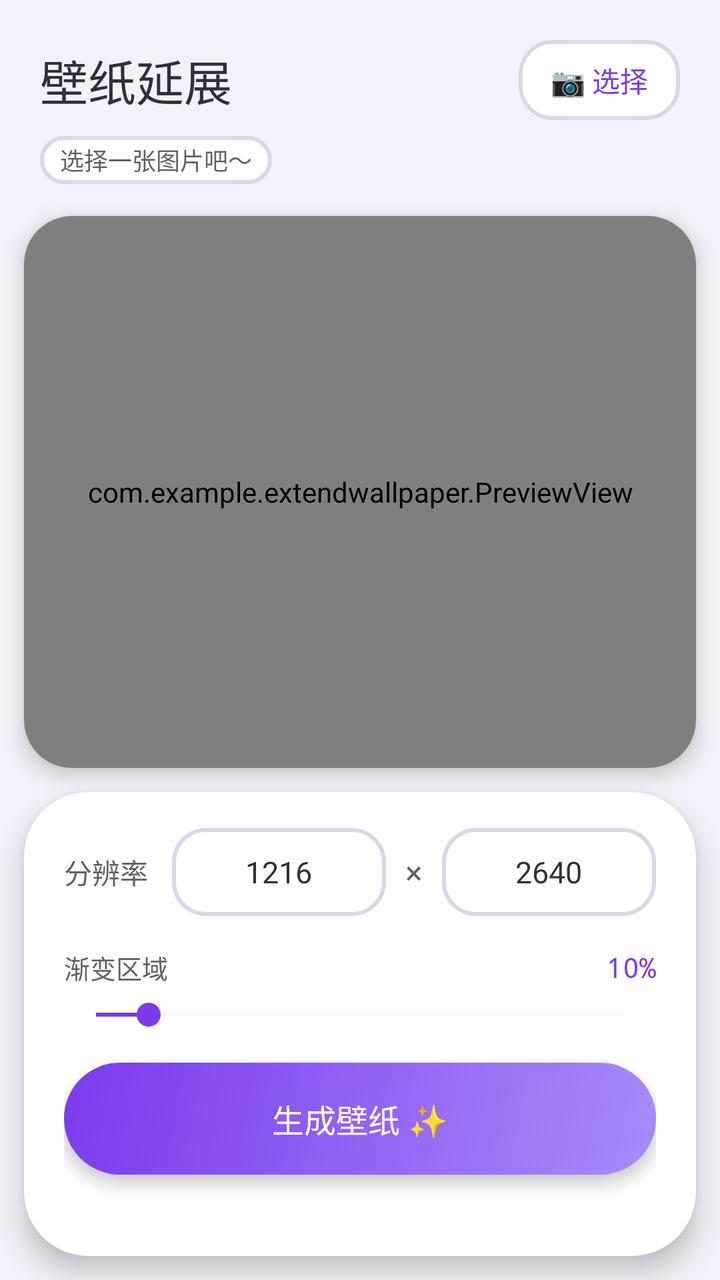
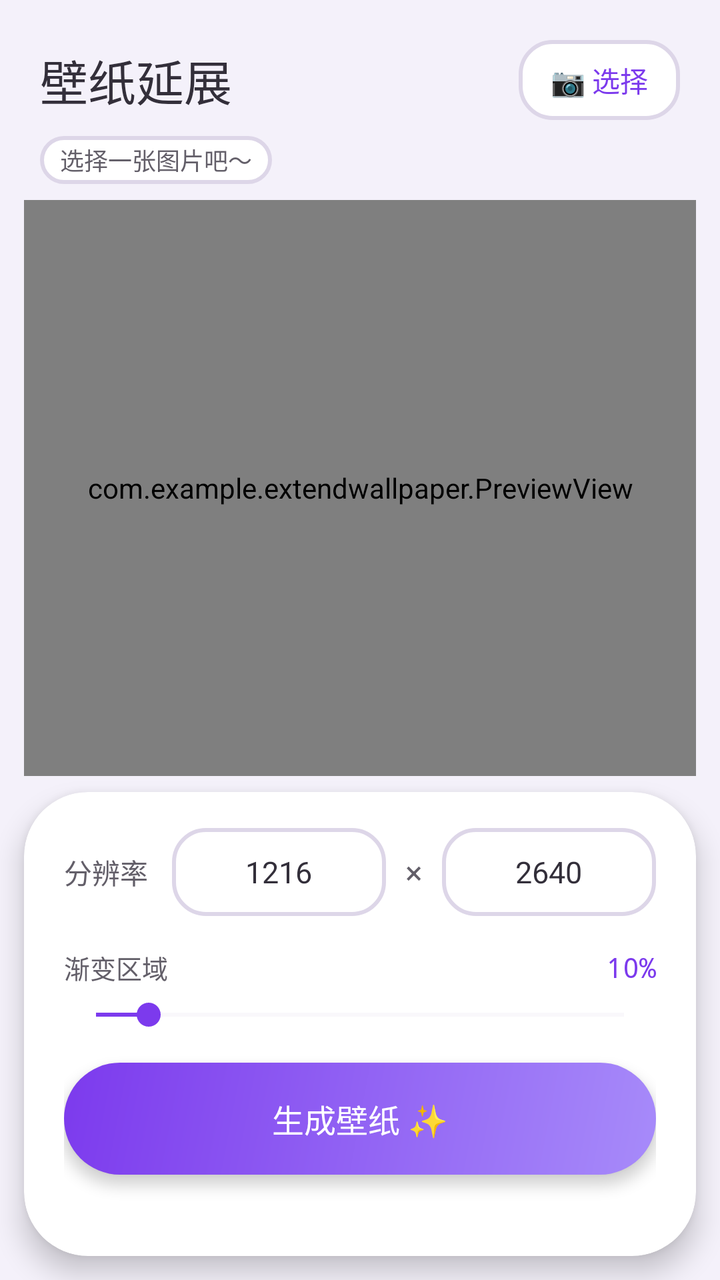

Screens rendered from an Android XML layout before and after an edit, with the pre-edit source and the edit as a unified diff.
<!-- AndroidManifest.xml: application theme Theme.ExtendWallpaper -->
<!-- res/layout/activity_main.xml -->
<?xml version="1.0" encoding="utf-8"?>
<LinearLayout xmlns:android="http://schemas.android.com/apk/res/android"
    xmlns:app="http://schemas.android.com/apk/res-auto"
    android:layout_width="match_parent"
    android:layout_height="match_parent"
    android:orientation="vertical"
    android:background="@color/bg"
    android:fitsSystemWindows="true">

    
    <LinearLayout
        android:layout_width="match_parent"
        android:layout_height="56dp"
        android:gravity="center_vertical"
        android:paddingHorizontal="20dp"
        android:layout_marginTop="12dp">

        <TextView
            android:layout_width="0dp"
            android:layout_weight="1"
            android:layout_height="wrap_content"
            android:text="壁纸延展"
            android:textSize="24sp"
            android:textColor="@color/text_primary"
            android:fontFamily="sans-serif-medium" />

        <TextView
            android:id="@+id/btnPickImage"
            android:layout_width="wrap_content"
            android:layout_height="40dp"
            android:gravity="center"
            android:paddingHorizontal="16dp"
            android:text="📷 选择"
            android:textSize="14sp"
            android:textColor="@color/accent_primary"
            android:background="@drawable/input_field_bg"
            android:clickable="true"
            android:focusable="true" />
    </LinearLayout>

    
    <TextView
        android:id="@+id/tvImageInfo"
        android:layout_width="wrap_content"
        android:layout_height="24dp"
        android:layout_marginStart="20dp"
        android:layout_marginBottom="4dp"
        android:gravity="center_vertical"
        android:text="选择一张图片吧～"
        android:textSize="12sp"
        android:textColor="@color/text_muted"
        android:paddingHorizontal="10dp"
        android:background="@drawable/input_field_bg" />

    
    <androidx.cardview.widget.CardView
        android:layout_width="match_parent"
        android:layout_height="0dp"
        android:layout_weight="1"
        android:layout_margin="12dp"
        app:cardCornerRadius="24dp"
        app:cardElevation="6dp"
        app:cardBackgroundColor="@color/surface"
        android:clipChildren="true">

        <com.example.extendwallpaper.PreviewView
            android:id="@+id/previewView"
            android:layout_width="match_parent"
            android:layout_height="match_parent"
            android:padding="2dp" />
    </androidx.cardview.widget.CardView>

    
    <androidx.cardview.widget.CardView
        android:layout_width="match_parent"
        android:layout_height="wrap_content"
        android:layout_marginStart="12dp"
        android:layout_marginEnd="12dp"
        android:layout_marginBottom="12dp"
        app:cardCornerRadius="32dp"
        app:cardElevation="8dp"
        app:cardBackgroundColor="@color/surface"
        android:clipChildren="false">

        <LinearLayout
            android:layout_width="match_parent"
            android:layout_height="wrap_content"
            android:orientation="vertical"
            android:paddingHorizontal="20dp"
            android:paddingTop="16dp"
            android:paddingBottom="20dp">

            
            <LinearLayout
                android:layout_width="match_parent"
                android:layout_height="48dp"
                android:orientation="horizontal"
                android:gravity="center_vertical"
                android:layout_marginBottom="14dp">

                <TextView
                    android:layout_width="wrap_content"
                    android:layout_height="wrap_content"
                    android:text="分辨率"
                    android:textSize="14sp"
                    android:textColor="@color/text_muted"
                    android:layout_marginEnd="12dp" />

                <EditText
                    android:id="@+id/etPhoneWidth"
                    android:layout_width="0dp"
                    android:layout_weight="1"
                    android:layout_height="44dp"
                    android:inputType="number"
                    android:text="1216"
                    android:textColor="@color/text_primary"
                    android:textColorHint="#C4BFD0"
                    android:textSize="15sp"
                    android:gravity="center"
                    android:background="@drawable/input_field_bg" />

                <TextView
                    android:layout_width="28dp"
                    android:layout_height="44dp"
                    android:gravity="center"
                    android:text="×"
                    android:textSize="16sp"
                    android:textColor="@color/text_muted" />

                <EditText
                    android:id="@+id/etPhoneHeight"
                    android:layout_width="0dp"
                    android:layout_weight="1"
                    android:layout_height="44dp"
                    android:inputType="number"
                    android:text="2640"
                    android:textColor="@color/text_primary"
                    android:textColorHint="#C4BFD0"
                    android:textSize="15sp"
                    android:gravity="center"
                    android:background="@drawable/input_field_bg" />
            </LinearLayout>

            
            <LinearLayout
                android:layout_width="match_parent"
                android:layout_height="wrap_content"
                android:gravity="center_vertical"
                android:layout_marginBottom="2dp">

                <TextView
                    android:layout_width="0dp"
                    android:layout_weight="1"
                    android:layout_height="wrap_content"
                    android:text="渐变区域"
                    android:textSize="13sp"
                    android:textColor="@color/text_muted" />

                <TextView
                    android:id="@+id/tvModifyZone"
                    android:layout_width="wrap_content"
                    android:layout_height="wrap_content"
                    android:text="10%"
                    android:textSize="14sp"
                    android:textColor="@color/accent_primary"
                    android:fontFamily="monospace" />
            </LinearLayout>

            <SeekBar
                android:id="@+id/sbModifyZone"
                android:layout_width="match_parent"
                android:layout_height="24dp"
                android:max="100"
                android:progress="10"
                android:thumbTint="@color/accent_primary"
                android:progressTint="@color/accent_primary"
                android:progressBackgroundTint="#E8E4F0"
                android:layout_marginBottom="12dp" />

            
            <LinearLayout
                android:id="@+id/btnGenerate"
                android:layout_width="match_parent"
                android:layout_height="56dp"
                android:gravity="center"
                android:background="@drawable/btn_primary"
                android:clickable="true"
                android:focusable="true"
                android:elevation="4dp">

                <ProgressBar
                    android:id="@+id/progressBar"
                    android:layout_width="20dp"
                    android:layout_height="20dp"
                    android:layout_marginEnd="8dp"
                    android:visibility="gone"
                    android:indeterminateTint="@color/text_on_primary" />

                <TextView
                    android:layout_width="wrap_content"
                    android:layout_height="wrap_content"
                    android:text="生成壁纸 ✨"
                    android:textSize="16sp"
                    android:textColor="@color/text_on_primary"
                    android:fontFamily="sans-serif-medium" />
            </LinearLayout>

            <TextView
                android:id="@+id/tvResult"
                android:layout_width="match_parent"
                android:layout_height="wrap_content"
                android:layout_marginTop="6dp"
                android:textSize="11sp"
                android:textColor="@color/text_muted"
                android:gravity="center" />
        </LinearLayout>
    </androidx.cardview.widget.CardView>

</LinearLayout>
<!-- resources referenced by this layout -->
<resources>
  <color name="accent_primary">#7C3AED</color>
  <color name="bg">#F4F1FA</color>
  <color name="surface">#FFFFFF</color>
  <color name="text_muted">#635F69</color>
  <color name="text_on_primary">#FFFFFF</color>
  <color name="text_primary">#332F3A</color>
  <!-- drawable btn_primary (drawable) -->
  <?xml version="1.0" encoding="utf-8"?>
  <shape xmlns:android="http://schemas.android.com/apk/res/android">
      <gradient android:startColor="#A78BFA" android:endColor="#7C3AED" android:angle="135" />
      <corners android:radius="28dp" />
  </shape>
  <!-- drawable input_field_bg (drawable) -->
  <?xml version="1.0" encoding="utf-8"?>
  <shape xmlns:android="http://schemas.android.com/apk/res/android">
      <solid android:color="#FFFFFF" />
      <corners android:radius="16dp" />
      <stroke android:width="2dp" android:color="#DDD6E8" />
  </shape>
  <style name="Theme.ExtendWallpaper" parent="Theme.MaterialComponents.Light.NoActionBar">
          <item name="colorPrimary">@color/accent_primary</item>
          <item name="colorPrimaryVariant">@color/accent_light</item>
          <item name="colorOnPrimary">@color/text_on_primary</item>
          <item name="colorSecondary">@color/accent_secondary</item>
          <item name="android:statusBarColor">@color/bg</item>
          <item name="android:navigationBarColor">@color/surface</item>
      </style>
  <color name="accent_light">#A78BFA</color>
  <color name="accent_secondary">#DB2777</color>
</resources>

<!-- the commit's change to res/layout/activity_main.xml (unified diff, before → after) -->
@@ -53,22 +53,14 @@
         android:background="@drawable/input_field_bg" />
 
     
-    <androidx.cardview.widget.CardView
+    <com.example.extendwallpaper.PreviewView
+        android:id="@+id/previewView"
         android:layout_width="match_parent"
         android:layout_height="0dp"
         android:layout_weight="1"
-        android:layout_margin="12dp"
-        app:cardCornerRadius="24dp"
-        app:cardElevation="6dp"
-        app:cardBackgroundColor="@color/surface"
-        android:clipChildren="true">
-
-        <com.example.extendwallpaper.PreviewView
-            android:id="@+id/previewView"
-            android:layout_width="match_parent"
-            android:layout_height="match_parent"
-            android:padding="2dp" />
-    </androidx.cardview.widget.CardView>
+        android:layout_marginHorizontal="12dp"
+        android:layout_marginTop="4dp"
+        android:layout_marginBottom="8dp" />
 
     
     <androidx.cardview.widget.CardView
